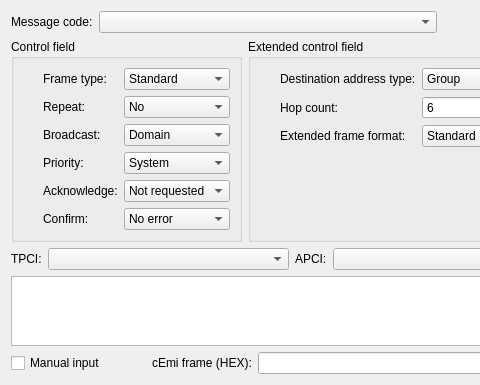
Qt form examples/knx/knxeditor/tunneling.ui (qt/qtknx) before a commit; both pictures show x 0 to 480 and y 0 to 385 of the 926 by 385 pixel window.
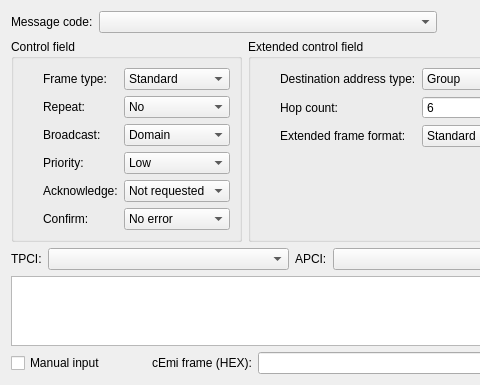
The same form after that commit.

Commit message: Fix wrong initial value in the KNX editor UI

```diff
--- a/examples/knx/knxeditor/tunneling.ui
+++ b/examples/knx/knxeditor/tunneling.ui
@@ -134,7 +134,7 @@
           <item row="3" column="2">
            <widget class="QComboBox" name="priority">
             <property name="currentIndex">
-             <number>0</number>
+             <number>3</number>
             </property>
             <item>
              <property name="text">
```
